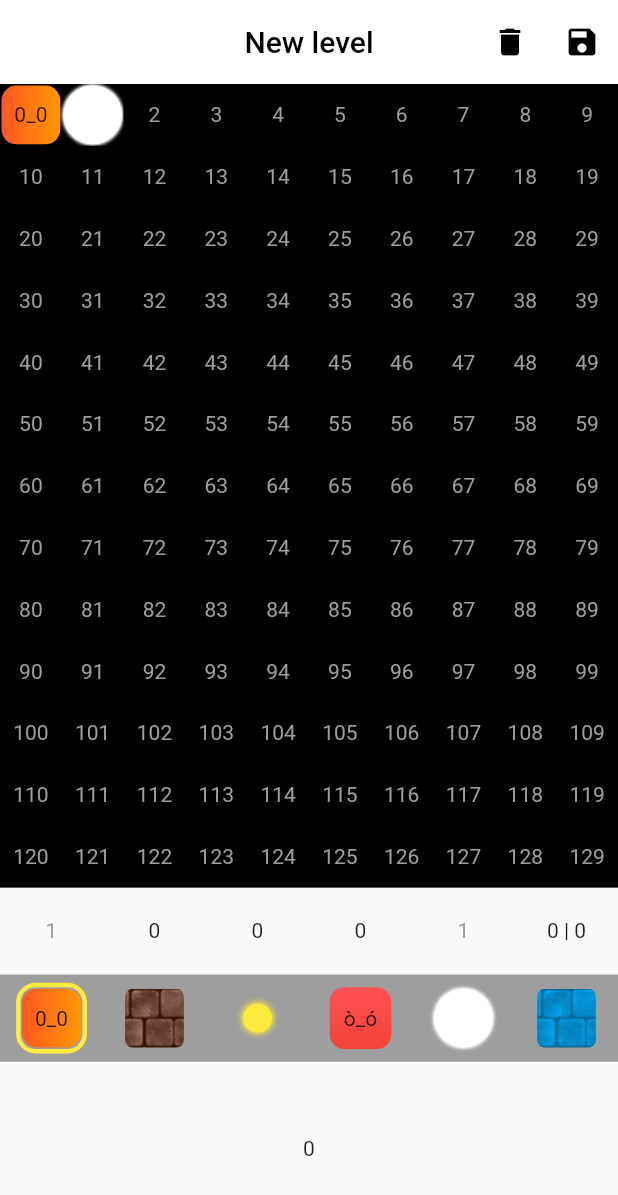
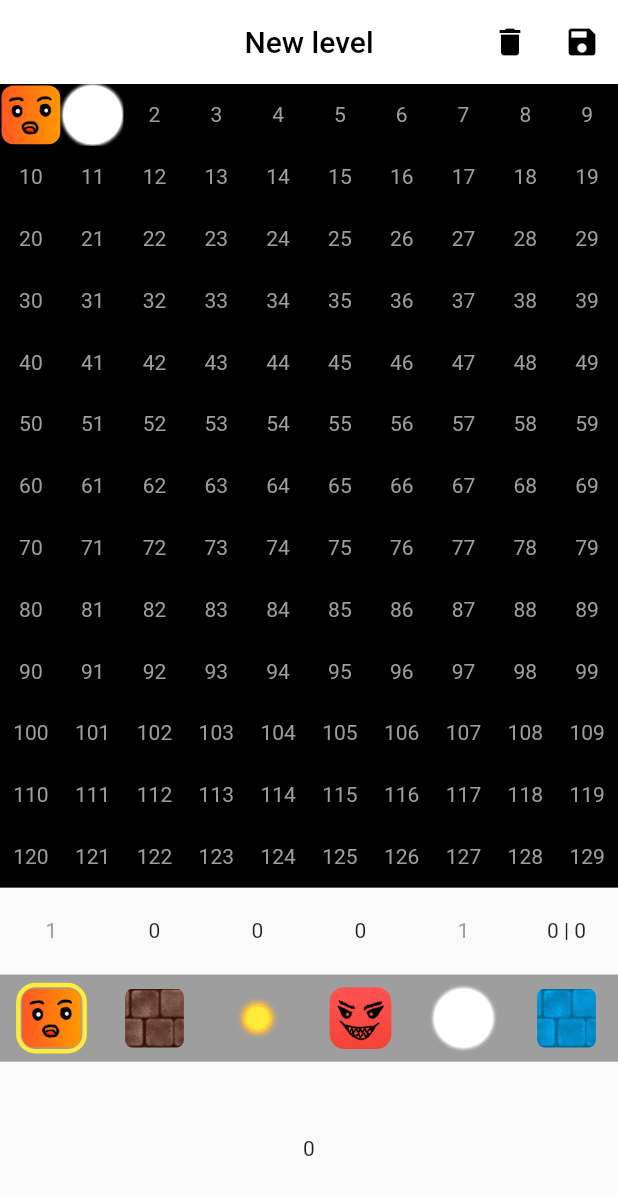
Before and after one commit to gerardggf/cubetis, a Flutter app: the NewLevelView screen opened by its route, on a phone screen of 412 x 824 dp. Shown: the top 1195 px of the screen. Run offline on Flutter 3.47's test engine with Material 2 defaults, Android fonts, the phone set to English and light mode, and no system bars; our stand-ins replace cloud_firestore, firebase_core, flutter_riverpod, freezed_annotation, go_router, shared_preferences; accounts and stored records are empty; generated files the repository leaves out were written again.

Commit message:
minor ui changes

```diff
--- a/lib/presentation/objects/coin.dart
+++ b/lib/presentation/objects/coin.dart
@@ -4,10 +4,11 @@ import 'package:flutter/material.dart';
 class Coin extends StatelessWidget {
   const Coin({
     super.key,
-    this.color = Colors.yellow,
+    this.color = Colors.orangeAccent,
+    this.secondaryColor = Colors.yellow,
   });
 
-  final Color color;
+  final Color color, secondaryColor;
 
   @override
   Widget build(BuildContext context) {
@@ -25,6 +26,20 @@ class Coin extends StatelessWidget {
             ),
           ],
         ),
+        child: Container(
+          margin: const EdgeInsets.all(2),
+          decoration: BoxDecoration(
+            color: secondaryColor,
+            shape: BoxShape.circle,
+            boxShadow: [
+              BoxShadow(
+                blurRadius: 3,
+                color: secondaryColor,
+                spreadRadius: 1,
+              ),
+            ],
+          ),
+        ),
       ),
     );
   }
--- a/lib/presentation/objects/enemy.dart
+++ b/lib/presentation/objects/enemy.dart
@@ -15,6 +15,7 @@ class Enemy extends StatelessWidget {
     return Stack(
       children: [
         Container(
+          padding: const EdgeInsets.all(3),
           decoration: BoxDecoration(
             borderRadius: BorderRadius.circular(10),
             //color: color,
@@ -28,9 +29,7 @@ class Enemy extends StatelessWidget {
               ],
             ),
           ),
-          child: const Center(
-            child: Text("ò_ó"),
-          ),
+          child: Image.asset('assets/img/enemy.png'),
         ),
         if (enemyIndex != null)
           Center(
--- a/lib/presentation/objects/player.dart
+++ b/lib/presentation/objects/player.dart
@@ -1,7 +1,9 @@
 import 'package:cubetis/const/const.dart';
+import 'package:cubetis/presentation/modules/home/home_controller.dart';
 import 'package:flutter/material.dart';
+import 'package:flutter_riverpod/flutter_riverpod.dart';
 
-class Player extends StatelessWidget {
+class Player extends ConsumerWidget {
   const Player({
     super.key,
     this.color = Colors.orange,
@@ -10,13 +12,12 @@ class Player extends StatelessWidget {
   final Color color;
 
   @override
-  Widget build(BuildContext context) {
-    return AnimatedContainer(
+  Widget build(BuildContext context, WidgetRef ref) {
+    return Container(
       margin: const EdgeInsets.all(kPadding),
-      duration: const Duration(seconds: 1),
-      curve: Curves.bounceIn,
+      padding: const EdgeInsets.all(2),
       decoration: BoxDecoration(
-        borderRadius: BorderRadius.circular(10),
+        borderRadius: BorderRadius.circular(8),
         color: color,
         gradient: LinearGradient(
           colors: [
@@ -25,8 +26,11 @@ class Player extends StatelessWidget {
           ],
         ),
       ),
-      child: const Center(
-        child: Text("0_0"),
+      child: Image.asset(
+        ref.watch(homeControllerProvider).points.length ==
+                ref.watch(homeControllerProvider).level?.coinsPos.length
+            ? 'assets/img/cubets_2.png'
+            : 'assets/img/cubets.png',
       ),
     );
   }
--- a/pubspec.yaml
+++ b/pubspec.yaml
@@ -73,6 +73,11 @@ flutter:
   # To add assets to your application, add an assets section, like this:
   assets:
     - assets/img/wall.png
+    - assets/img/cubets.png
+    - assets/img/cubets_2.png
+    - assets/img/cubets_3.png
+    - assets/img/enemy.png
+
 
   # An image asset can refer to one or more resolution-specific "variants", see
   # https://flutter.dev/assets-and-images/#resolution-aware
```
Also changed, not shown: assets/img/cubets.png (added), assets/img/cubets_2.png (added), assets/img/cubets_3.png (added), assets/img/enemy.png (added).
